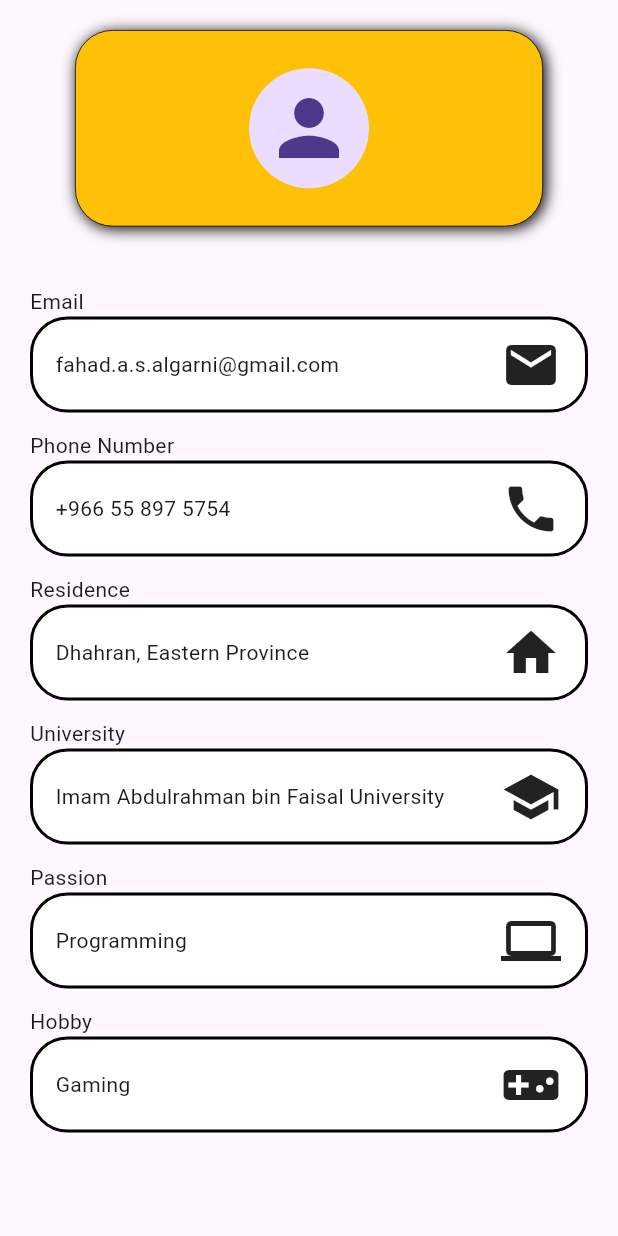
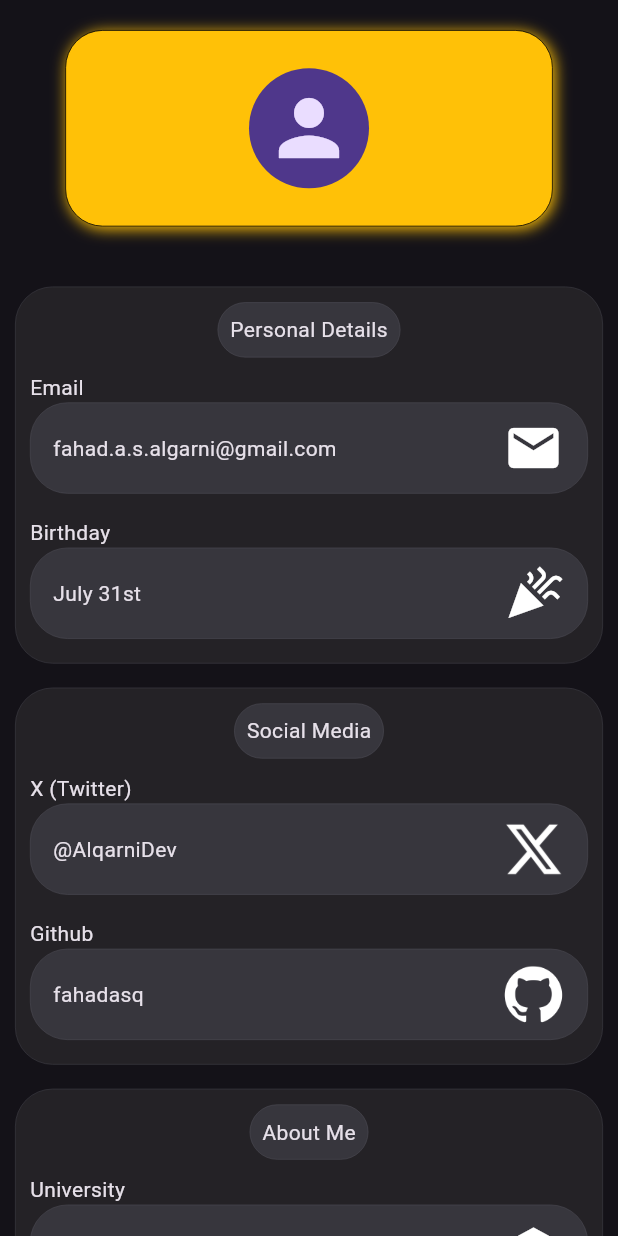
Before and after one commit to Programming-Club-IAU/Level-3.1, a Flutter app: the screen it shows after launch, on a phone screen of 412 x 824 dp. Run offline on Flutter 3.47's test engine with Material 3 defaults, Android fonts, the phone set to English and light mode, and no system bars.

Commit message:
Revamped colors + renamed widgets

```diff
--- a/lib/main.dart
+++ b/lib/main.dart
@@ -10,6 +10,10 @@ class MainApp extends StatelessWidget {
 
   @override
   Widget build(BuildContext context) {
-    return const MaterialApp(home: ProfilePage());
+    return MaterialApp(
+      theme: ThemeData.dark(),
+      home: const ProfilePage(),
+      title: "Fahad's Profile",
+    );
   }
 }
--- a/lib/screens/profile_page.dart
+++ b/lib/screens/profile_page.dart
@@ -1,6 +1,7 @@
 import 'package:flutter/material.dart';
-import '../widgets/details_block.dart';
+import '../widgets/description_field.dart';
 import '../widgets/profile_card.dart';
+import '../widgets/description_block.dart';
 
 class ProfilePage extends StatelessWidget {
   const ProfilePage({super.key});
@@ -12,62 +13,73 @@ class ProfilePage extends StatelessWidget {
         child: ListView(
           physics: const BouncingScrollPhysics(),
           children: const [
-            Column(
-              children: [
-                Padding(
+            UnconstrainedBox(
+              child: Padding(
                 padding: EdgeInsets.only(top: 20, bottom: 40),
                 child: ProfileCard(),
               ),
-              ],
             ),
             Padding(
-              padding: EdgeInsets.only(bottom: 12.0),
-              child: DetailsBlock(
+              padding: EdgeInsets.only(bottom: 16),
+              child: DescriptionBlock(
+                label: "Personal Details",
+                descriptions: [
+                  DescriptionField(
                     label: "Email",
                     content: "fahad.a.s.algarni@gmail.com",
                     icon: Icons.email,
                   ),
+                  DescriptionField(
+                    label: "Birthday",
+                    content: "July 31st",
+                    icon: Icons.celebration,
                   ),
-            Padding(
-              padding: EdgeInsets.only(bottom: 12.0),
-              child: DetailsBlock(
-                label: "Phone Number",
-                content: "+966 55 897 5754",
-                icon: Icons.phone,
+                ],
               ),
             ),
             Padding(
-              padding: EdgeInsets.only(bottom: 12.0),
-              child: DetailsBlock(
-                label: "Residence",
-                content: "Dhahran, Eastern Province",
-                icon: Icons.home,
+              padding: EdgeInsets.only(bottom: 16),
+              child: DescriptionBlock(
+                label: "Social Media",
+                descriptions: [
+                  DescriptionField(
+                    label: "X (Twitter)",
+                    content: "@AlqarniDev",
+                    image: Image(
+                      image: AssetImage('assets/x_logo.png'),
+                      height: 40,
+                    ),
+                  ),
+                  DescriptionField(
+                    label: "Github",
+                    content: "fahadasq",
+                    image: Image(
+                      image: AssetImage("assets/github_logo.png"),
+                      color: Colors.white,
+                      height: 40,
+                    ),
+                  ),
+                ],
               ),
             ),
             Padding(
-              padding: EdgeInsets.only(bottom: 12.0),
-              child: DetailsBlock(
+              padding: EdgeInsets.only(bottom: 16),
+              child: DescriptionBlock(
+                label: "About Me",
+                descriptions: [
+                  DescriptionField(
                     label: "University",
                     content: "Imam Abdulrahman bin Faisal University",
                     icon: Icons.school,
                   ),
-            ),
-            Padding(
-              padding: EdgeInsets.only(bottom: 12.0),
-              child: DetailsBlock(
-                label: "Passion",
-                content: "Programming",
-                icon: Icons.laptop,
-              ),
-            ),
-            Padding(
-              padding: EdgeInsets.only(bottom: 12.0),
-              child: DetailsBlock(
+                  DescriptionField(
                     label: "Hobby",
                     content: "Gaming",
                     icon: Icons.videogame_asset,
+                  )
+                ],
               ),
-            ),
+            )
           ],
         ),
       ),
--- /dev/null
+++ b/lib/widgets/description_block.dart
@@ -0,0 +1,66 @@
+import 'package:flutter/material.dart';
+import 'description_field.dart';
+
+class DescriptionBlock extends StatelessWidget {
+  const DescriptionBlock({
+    super.key,
+    required this.label,
+    required this.descriptions,
+  });
+
+  final String label;
+  final List<DescriptionField> descriptions;
+
+  @override
+  Widget build(BuildContext context) {
+    // Initialize the list of widgets to be displayed with a text widget containing the label
+    final List<Widget> displayWidgets = [
+      Container(
+        margin: const EdgeInsetsDirectional.symmetric(vertical: 10),
+        padding: const EdgeInsets.all(8),
+        decoration: BoxDecoration(
+          border: Border.all(
+            width: 0.4,
+            color: const Color.fromARGB(255, 75, 74, 83),
+          ),
+          color: const Color.fromARGB(255, 55, 54, 61),
+          borderRadius: const BorderRadius.all(
+            Radius.circular(25),
+          ),
+        ),
+        child: Text(
+          label,
+        ),
+      ),
+    ];
+
+    // Essentially wrap each description widget with padding on the bottom side
+    for (int i = 0; i < descriptions.length; i++) {
+      // Create the padding widget, with the description field as its child
+      Widget widget = Padding(
+        padding: const EdgeInsets.only(bottom: 16),
+        child: descriptions[i],
+      );
+      // Then add it to display list
+      displayWidgets.add(widget);
+    }
+
+    return UnconstrainedBox(
+      child: Container(
+        width: MediaQuery.of(context).size.width - 20,
+        decoration: BoxDecoration(
+          color: const Color.fromARGB(255, 36, 34, 38),
+          borderRadius: const BorderRadius.all(Radius.circular(25)),
+          border: Border.all(
+            width: 0.5,
+            color: const Color.fromARGB(255, 55, 54, 61),
+          ),
+        ),
+        child: Column(
+          mainAxisSize: MainAxisSize.min,
+          children: displayWidgets,
+        ),
+      ),
+    );
+  }
+}
--- a/lib/widgets/details_block.dart
+++ b/lib/widgets/description_field.dart
@@ -1,26 +1,36 @@
 import 'package:flutter/material.dart';
 
-// A widget that returns a "block" of details, with a label above it
-
-class DetailsBlock extends StatelessWidget {
-  const DetailsBlock(
+class DescriptionField extends StatelessWidget {
+  const DescriptionField(
       {super.key,
       required this.label,
       required this.content,
-      this.blockColor = Colors.white,
-      this.borderColor = Colors.black,
+      this.borderColor = const Color.fromARGB(255, 75, 74, 83),
       this.borderEnabled = true,
-      this.icon});
+      this.icon,
+      this.image});
 
   final String label;
   final String content;
-  final Color blockColor;
   final Color borderColor;
   final bool borderEnabled;
+  // If icon is non-null, image will be null
   final IconData? icon;
+  final Image? image;
 
   @override
   Widget build(BuildContext context) {
+    // Determine whether to display icon, image, or leave visual blank
+    final Widget? visualWidget;
+
+    if (icon != null) {
+      visualWidget = Icon(icon!, size: 40);
+    } else if (image != null) {
+      visualWidget = image;
+    } else {
+      visualWidget = null;
+    }
+
     // A column containing the label ontop, and the content block below it
     return Column(
       mainAxisAlignment: MainAxisAlignment.center,
@@ -40,15 +50,15 @@ class DetailsBlock extends StatelessWidget {
         Container(
           width: MediaQuery.of(context).size.width - 40,
           padding: const EdgeInsets.all(10),
-          // The actual "Block" decoration
+          // The actual field decoration
           decoration: BoxDecoration(
-            color: blockColor,
+            color: const Color.fromARGB(255, 55, 54, 61),
             shape: BoxShape.rectangle,
             borderRadius: const BorderRadius.all(Radius.circular(25.0)),
             border: Border.all(
               color: borderColor,
               style: (borderEnabled) ? BorderStyle.solid : BorderStyle.none,
-              width: 2,
+              width: 0.4,
             ),
           ),
           // "Content" stack, for text and icon
@@ -74,12 +84,7 @@ class DetailsBlock extends StatelessWidget {
                 alignment: const Alignment(1, 0),
                 padding: const EdgeInsets.only(right: 6),
                 // child null if there is no icon set
-                child: (icon != null)
-                    ? Icon(
-                        icon!,
-                        size: 40,
-                      )
-                    : null,
+                child: visualWidget,
               ),
             ],
           ),
--- a/lib/widgets/profile_card.dart
+++ b/lib/widgets/profile_card.dart
@@ -6,7 +6,7 @@ class ProfileCard extends StatelessWidget {
   @override
   Widget build(BuildContext context) {
     return Container(
-      width: MediaQuery.of(context).size.width - 100,
+      width: 325,
       padding: const EdgeInsets.all(25),
       decoration: BoxDecoration(
           color: Colors.amber,
@@ -15,7 +15,7 @@ class ProfileCard extends StatelessWidget {
           border: Border.all(width: 0.5),
           boxShadow: const [
             BoxShadow(
-              color: Colors.black,
+              color: Colors.amber,
               blurRadius: 8,
               offset: Offset(1.5, 1.5),
             ),
--- a/pubspec.yaml
+++ b/pubspec.yaml
@@ -17,3 +17,5 @@ dev_dependencies:
 
 flutter:
   uses-material-design: true
+  assets:
+    - assets/
```
Also changed, not shown: assets/github_logo.png (added), assets/x_logo.png (added). Lines whose indentation alone changed are shown as unchanged.
